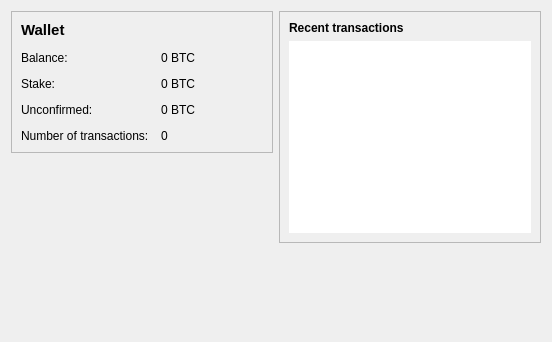
Before: the Qt Designer form src/qt/forms/overviewpage.ui in nepeat/stronghands, drawn with Qt 5.
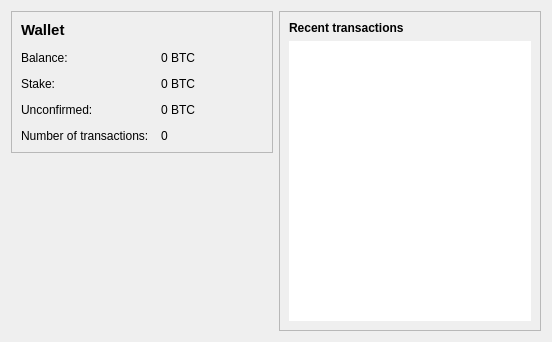
After: the same form once the commit is applied.

What changed in the file:
```diff
--- a/src/qt/forms/overviewpage.ui
+++ b/src/qt/forms/overviewpage.ui
@@ -155,19 +155,6 @@
        </layout>
       </widget>
      </item>
-     <item>
-      <spacer name="verticalSpacer_2">
-       <property name="orientation">
-        <enum>Qt::Vertical</enum>
-       </property>
-       <property name="sizeHint" stdset="0">
-        <size>
-         <width>20</width>
-         <height>40</height>
-        </size>
-       </property>
-      </spacer>
-     </item>
     </layout>
    </item>
   </layout>
```
Left out of the diff: 1 changed line with no effect on the pictures.
